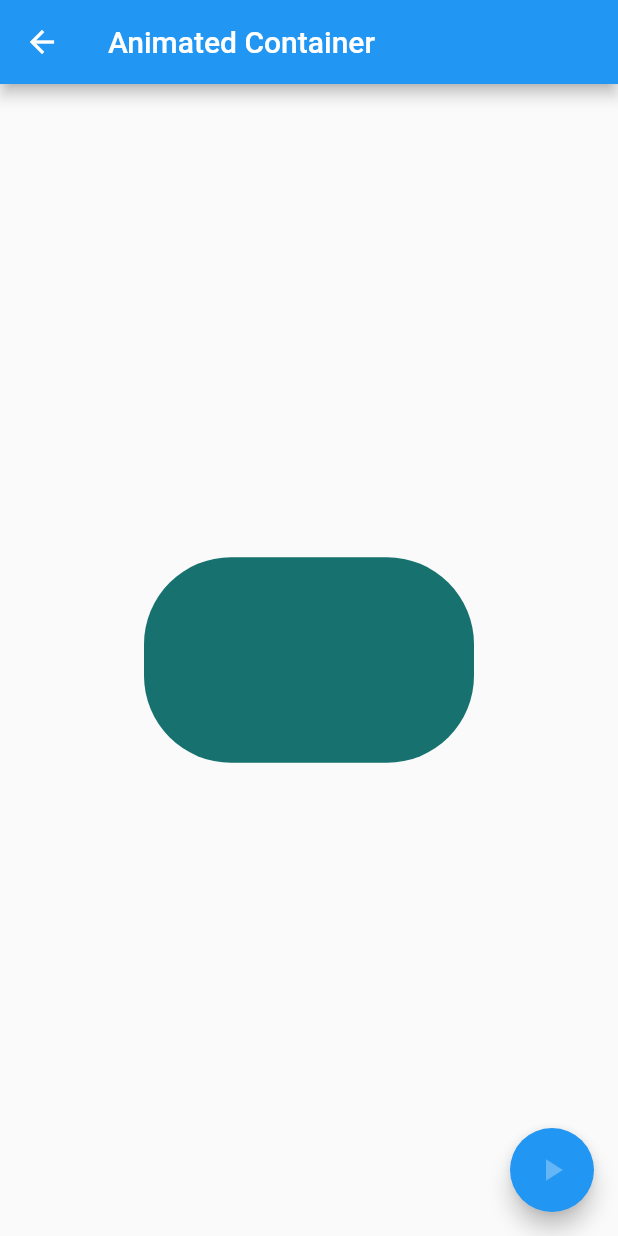
After one commit to rickymuvel/2-flutter-components, a Flutter app: the AnimatedContainerPage screen opened by its route, after a tap on the "play arrow" icon, on a phone screen of 412 x 824 dp. The commit adds this screen. Run offline on Flutter 3.47's test engine with Material 2 defaults, Android fonts, the phone set to English and light mode, and no system bars.

Commit message:
Trabajando con el container

```diff
--- a/data/menu_opts.json
+++ b/data/menu_opts.json
@@ -15,6 +15,11 @@
             "ruta" : "card",
             "icon" : "folder_open",
             "texto": "Cards - Tarjetas"
+        },
+        {
+            "ruta" : "animatedContainer",
+            "icon" : "donut_large",
+            "texto": "Animated Container"
         }
     ]
 }
--- /dev/null
+++ b/lib/src/pages/animated_container.dart
@@ -0,0 +1,57 @@
+import 'dart:math';
+
+import 'package:flutter/material.dart';
+
+class AnimatedContainerPage extends StatefulWidget {
+  @override
+  _AnimatedContainerPageState createState() => _AnimatedContainerPageState();
+}
+
+class _AnimatedContainerPageState extends State<AnimatedContainerPage> {
+
+  double _width = 50.0;
+  double _height = 50.0;
+  Color _color = Colors.pink;
+
+  BorderRadiusGeometry _borderRadius = BorderRadius.circular(8.0);
+
+
+  @override
+  Widget build(BuildContext context) {
+    return Scaffold(
+      appBar: AppBar(
+        title: Text('Animated Container'),
+      ),
+      body: Center(
+        child: Container(
+          width: _width,
+          height: _height,
+          decoration: BoxDecoration(
+            borderRadius: _borderRadius,
+            color: _color
+          ),
+        )
+      ),
+      floatingActionButton: FloatingActionButton(
+        onPressed: _cambiarForma,
+        child: Icon(Icons.play_arrow, color: Colors.white30)
+      ),
+    );
+  }
+
+  void _cambiarForma() {
+
+    final random = Random();
+
+    setState(() {
+      _width  = random.nextInt(300).toDouble();
+      _height = random.nextInt(300).toDouble();
+      _color  = Color.fromRGBO(
+       random.nextInt(255),
+       random.nextInt(255),
+       random.nextInt(255),
+       1);
+       _borderRadius = BorderRadius.circular(random.nextInt(100).toDouble());
+    });
+  }
+}
--- a/lib/src/routes/routes.dart
+++ b/lib/src/routes/routes.dart
@@ -4,12 +4,14 @@ import 'package:componentes/src/pages/alert_page.dart';
 import 'package:componentes/src/pages/avatar_page.dart';
 import 'package:componentes/src/pages/home_page.dart';
 import 'package:componentes/src/pages/card_page.dart';
+import 'package:componentes/src/pages/animated_container.dart';
 
 Map<String, WidgetBuilder> getApplicationRoutes() {
   return <String, WidgetBuilder>{
     '/':      (BuildContext context) => HomePage(),
     'alert':  (BuildContext context) => AlertPage(),
     'avatar': (BuildContext context) => AvatarPage(),
-    'card': (BuildContext context) => CardPage(),
+    'card':   (BuildContext context) => CardPage(),
+    'animatedContainer': (BuildContext context) => AnimatedContainerPage(),
   };
 }
--- a/lib/src/utils/icono_string_utils.dart
+++ b/lib/src/utils/icono_string_utils.dart
@@ -4,6 +4,7 @@ final _icons = <String, IconData>{
   'add_alert'     : Icons.add_alert,
   'accessibility' : Icons.accessibility,
   'folder_open'   : Icons.folder_open,
+  'donut_large'   : Icons.donut_large,
 };
 
 Icon getIcon(String nombreIcono) {
```
